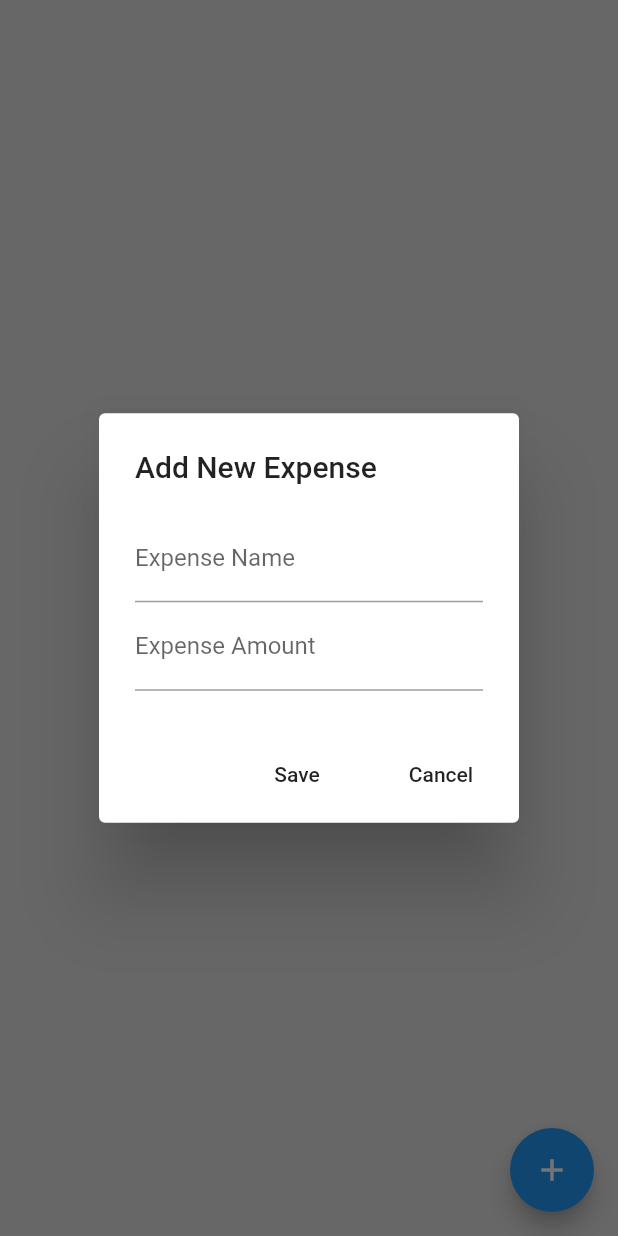
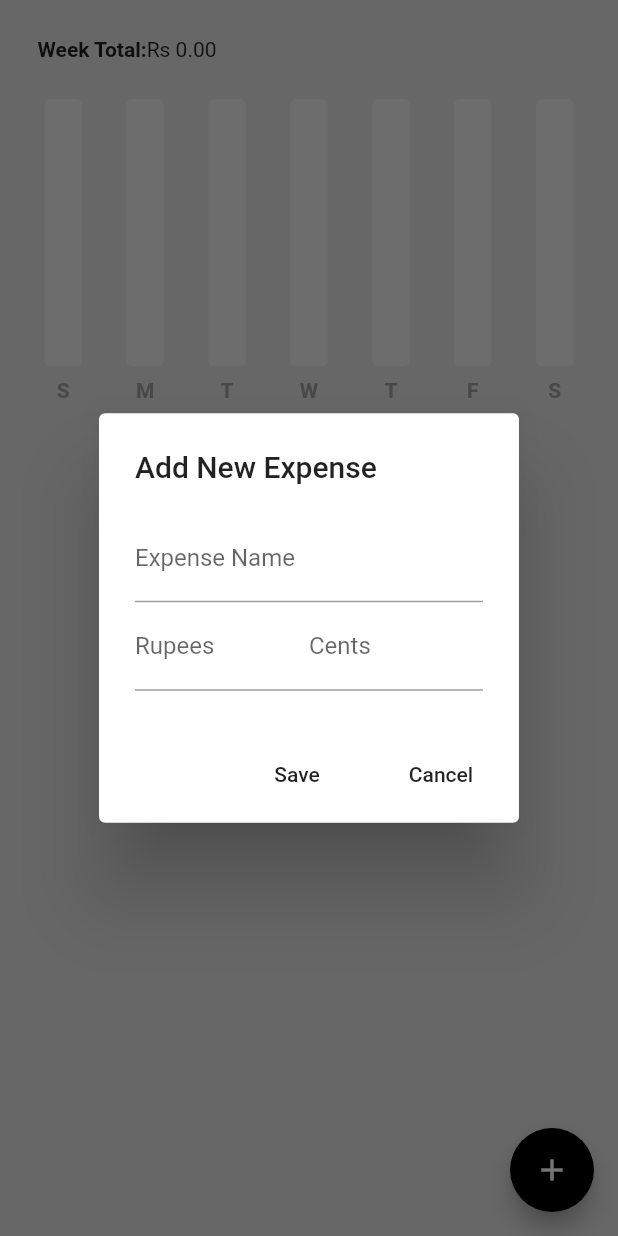
Before and after one commit to rbuwaENG/Expense_Traker, a Flutter app: the screen it shows after launch, after a tap on the "add" icon, on a phone screen of 412 x 824 dp. Run offline on Flutter 3.47's test engine with Material 2 defaults, Android fonts, the phone set to English and light mode, and no system bars; drawn by our look-alikes of fl_chart; our stand-ins replace flutter_slidable, hive_flutter; accounts and stored records are empty.

Commit message:
update code

```diff
--- a/lib/Pages/home_page.dart
+++ b/lib/Pages/home_page.dart
@@ -1,4 +1,6 @@
 import 'package:expense_app/Pages/expense_item.dart';
+import 'package:expense_app/components/expense_summary.dart';
+import 'package:expense_app/components/expense_tile.dart';
 import 'package:expense_app/data/expense_data.dart';
 import 'package:flutter/material.dart';
 import 'package:provider/provider.dart';
@@ -12,7 +14,16 @@ class homePage extends StatefulWidget {
 
 class _homePageState extends State<homePage> {
   final newExpenseNameController = TextEditingController();
-  final newExpenseAmountController = TextEditingController();
+  final newExpenseRupeesAmountController = TextEditingController();
+  final newExpenseCentsAmountController = TextEditingController();
+
+  @override
+  void initState() {
+    super.initState();
+    //read data from hive
+    Provider.of<ExpenseData>(context, listen: false).prepareData();
+  }
+
   void addNewExpense() {
     showDialog(
         context: context,
@@ -27,11 +38,27 @@ class _homePageState extends State<homePage> {
                         labelText: 'Expense Name',
                       ),
                     ),
-                    TextField(
-                      controller: newExpenseAmountController,
+                    Row(
+                      children: [
+                        Expanded(
+                          child: TextField(
+                            controller: newExpenseRupeesAmountController,
+                            keyboardType: TextInputType.number,
                             decoration: InputDecoration(
-                        labelText: 'Expense Amount',
+                              labelText: 'Rupees',
                             ),
+                          ),
+                        ),
+                        Expanded(
+                          child: TextField(
+                            controller: newExpenseCentsAmountController,
+                            keyboardType: TextInputType.number,
+                            decoration: InputDecoration(
+                              labelText: 'Cents',
+                            ),
+                          ),
+                        )
+                      ],
                     ),
                   ],
                 ),
@@ -47,18 +74,40 @@ class _homePageState extends State<homePage> {
                 ]));
   }
 
+  //delete espense
+  void deleteExpense(ExpenseItem expense) {
+    Provider.of<ExpenseData>(context, listen: false).deleteExpense(expense);
+  }
+
   void Save() {
+    if (newExpenseCentsAmountController.text.isNotEmpty &&
+        newExpenseRupeesAmountController.text.isNotEmpty &&
+        newExpenseNameController.text.isNotEmpty) {
+      String amount = newExpenseRupeesAmountController.text +
+          '.' +
+          newExpenseCentsAmountController.text;
       //create a new expense item
       ExpenseItem newExpense = ExpenseItem(
           name: newExpenseNameController.text,
-        amount: newExpenseAmountController.text,
+          amount: amount,
           date: DateTime.now());
-    Provider.of<ExpenseData>(context, listen: false).addNewExpense(newExpense);
+      Provider.of<ExpenseData>(context, listen: false)
+          .addNewExpense(newExpense);
+    }
+
     Navigator.pop(context);
+    clear();
   }
 
   void Cancel() {
     Navigator.pop(context);
+    clear();
+  }
+
+  void clear() {
+    newExpenseNameController.clear();
+    newExpenseRupeesAmountController.clear();
+    newExpenseCentsAmountController.clear();
   }
 
   @override
@@ -68,13 +117,32 @@ class _homePageState extends State<homePage> {
           backgroundColor: Colors.grey[300],
           floatingActionButton: FloatingActionButton(
             onPressed: addNewExpense,
+            backgroundColor: Colors.black,
             child: Icon(Icons.add),
           ),
-          body: ListView.builder(
+          body: ListView(
+            children: [
+              //weekly summery
+              ExpenseSummary(startOfweek: value.startOfWeekDate()),
+
+              //space
+              const SizedBox(
+                height: 20,
+              ),
+              //list of all expense
+              ListView.builder(
+                  shrinkWrap: true,
+                  physics: const NeverScrollableScrollPhysics(),
                   itemCount: value.getAllExpenseList().length,
-              itemBuilder: (context, index) => ListTile(
-                    title: Text(value.getAllExpenseList()[index].name),
-                  ))),
+                  itemBuilder: (context, index) => ExpenseTile(
+                        name: value.getAllExpenseList()[index].name,
+                        amount: value.getAllExpenseList()[index].amount,
+                        date: value.getAllExpenseList()[index].date,
+                        deleteTapped: (p0) =>
+                            deleteExpense(value.getAllExpenseList()[index]),
+                      ))
+            ],
+          )),
     );
   }
 }
--- /dev/null
+++ b/lib/bar graph/bar_data.dart
@@ -0,0 +1,34 @@
+import 'package:expense_app/bar%20graph/individual_bar.dart';
+
+class BarData {
+  final double sunAmount;
+  final double monAmount;
+  final double tueAmount;
+  final double wedAmount;
+  final double thuAmount;
+  final double friAmount;
+  final double satAmount;
+
+  BarData(
+      {required this.sunAmount,
+      required this.monAmount,
+      required this.tueAmount,
+      required this.wedAmount,
+      required this.thuAmount,
+      required this.friAmount,
+      required this.satAmount});
+
+  List<IndividualBar> barData = [];
+
+  void initializeBarData() {
+    barData = [
+      IndividualBar(x: 0, y: sunAmount),
+      IndividualBar(x: 1, y: monAmount),
+      IndividualBar(x: 2, y: tueAmount),
+      IndividualBar(x: 3, y: wedAmount),
+      IndividualBar(x: 4, y: thuAmount),
+      IndividualBar(x: 5, y: friAmount),
+      IndividualBar(x: 6, y: satAmount),
+    ];
+  }
+}
--- /dev/null
+++ b/lib/bar graph/bar_graph.dart
@@ -0,0 +1,104 @@
+import 'package:expense_app/bar%20graph/bar_data.dart';
+import 'package:fl_chart/fl_chart.dart';
+import 'package:flutter/material.dart';
+
+class MyBarGraph extends StatelessWidget {
+  final double? maxY;
+  final double sunAmount;
+  final double monAmount;
+  final double tueAmount;
+  final double wedAmount;
+  final double thuAmount;
+  final double friAmount;
+  final double satAmount;
+
+  const MyBarGraph({
+    super.key,
+    required this.maxY,
+    required this.sunAmount,
+    required this.monAmount,
+    required this.tueAmount,
+    required this.wedAmount,
+    required this.thuAmount,
+    required this.friAmount,
+    required this.satAmount,
+  });
+
+  @override
+  Widget build(BuildContext context) {
+    //initialize the bar data
+    BarData mybarData = BarData(
+      sunAmount: sunAmount,
+      monAmount: monAmount,
+      tueAmount: tueAmount,
+      wedAmount: wedAmount,
+      thuAmount: thuAmount,
+      friAmount: friAmount,
+      satAmount: satAmount,
+    );
+    mybarData.initializeBarData();
+    return BarChart(BarChartData(
+        maxY: 100,
+        minY: 0,
+        titlesData: FlTitlesData(
+          show: true,
+          topTitles: AxisTitles(sideTitles: SideTitles(showTitles: false)),
+          leftTitles: AxisTitles(sideTitles: SideTitles(showTitles: false)),
+          rightTitles: AxisTitles(sideTitles: SideTitles(showTitles: false)),
+          bottomTitles: AxisTitles(
+              sideTitles: SideTitles(
+            showTitles: true,
+            getTitlesWidget: getBottomTiles,
+          )),
+        ),
+        gridData: FlGridData(show: false),
+        borderData: FlBorderData(show: false),
+        barGroups: mybarData.barData
+            .map((data) => BarChartGroupData(x: data.x, barRods: [
+                  BarChartRodData(
+                      toY: data.y,
+                      color: Colors.grey[800],
+                      width: 25,
+                      borderRadius: BorderRadius.circular(4),
+                      backDrawRodData: BackgroundBarChartRodData(
+                        show: true,
+                        toY: maxY,
+                        color: Colors.grey[200],
+                      ))
+                ]))
+            .toList()));
+  }
+}
+
+Widget getBottomTiles(double value, TitleMeta meta) {
+  const style =
+      TextStyle(fontSize: 14, color: Colors.grey, fontWeight: FontWeight.bold);
+  Widget text;
+  switch (value.toInt()) {
+    case 0:
+      text = Text('S', style: style);
+      break;
+    case 1:
+      text = Text('M', style: style);
+      break;
+    case 2:
+      text = Text('T', style: style);
+      break;
+    case 3:
+      text = Text('W', style: style);
+      break;
+    case 4:
+      text = Text('T', style: style);
+      break;
+    case 5:
+      text = Text('F', style: style);
+      break;
+    case 6:
+      text = Text('S', style: style);
+      break;
+    default:
+      text = Text('', style: style);
+  }
+
+  return SideTitleWidget(child: text, axisSide: meta.axisSide);
+}
--- /dev/null
+++ b/lib/bar graph/individual_bar.dart
@@ -0,0 +1,6 @@
+class IndividualBar {
+  final int x;
+  final double y;
+
+  IndividualBar({required this.x, required this.y});
+}
--- /dev/null
+++ b/lib/components/expense_summary.dart
@@ -0,0 +1,121 @@
+import 'package:expense_app/bar%20graph/bar_graph.dart';
+import 'package:expense_app/data/expense_data.dart';
+import 'package:expense_app/datetime/date_time_helper.dart';
+import 'package:flutter/material.dart';
+import 'package:provider/provider.dart';
+
+class ExpenseSummary extends StatelessWidget {
+  final DateTime startOfweek;
+  const ExpenseSummary({super.key, required this.startOfweek});
+
+  //calculate max amount in bar graph
+  double calculateMaxAmount(
+      ExpenseData value,
+      String sunday,
+      String monday,
+      String tuesday,
+      String wednesday,
+      String thursday,
+      String friday,
+      String saturday) {
+    double? max = 100;
+
+    List<double> values = [
+      value.calculateDailyExpenseSummary()[sunday] ?? 0,
+      value.calculateDailyExpenseSummary()[monday] ?? 0,
+      value.calculateDailyExpenseSummary()[tuesday] ?? 0,
+      value.calculateDailyExpenseSummary()[wednesday] ?? 0,
+      value.calculateDailyExpenseSummary()[thursday] ?? 0,
+      value.calculateDailyExpenseSummary()[friday] ?? 0,
+      value.calculateDailyExpenseSummary()[saturday] ?? 0,
+    ];
+
+    //sort from smallest to largest
+    values.sort();
+
+    max = values.last * 1.1;
+
+    return max == 0 ? 100 : max;
+  }
+
+  //canculate the week total
+  String calculateWeekTotal(
+      ExpenseData value,
+      String sunday,
+      String monday,
+      String tuesday,
+      String wednesday,
+      String thursday,
+      String friday,
+      String saturday) {
+    List<double> values = [
+      value.calculateDailyExpenseSummary()[sunday] ?? 0,
+      value.calculateDailyExpenseSummary()[monday] ?? 0,
+      value.calculateDailyExpenseSummary()[tuesday] ?? 0,
+      value.calculateDailyExpenseSummary()[wednesday] ?? 0,
+      value.calculateDailyExpenseSummary()[thursday] ?? 0,
+      value.calculateDailyExpenseSummary()[friday] ?? 0,
+      value.calculateDailyExpenseSummary()[saturday] ?? 0,
+    ];
+
+    double total = 0;
+    for (int i = 0; i < values.length; i++) {
+      total += values[i];
+    }
+
+    return total.toStringAsFixed(2);
+  }
+
+  @override
+  Widget build(BuildContext context) {
+    String sunday =
+        convertDateTimeToString(startOfweek.add(const Duration(days: 0)));
+    String monday =
+        convertDateTimeToString(startOfweek.add(const Duration(days: 1)));
+    String tuesday =
+        convertDateTimeToString(startOfweek.add(const Duration(days: 2)));
+    String wednesday =
+        convertDateTimeToString(startOfweek.add(const Duration(days: 3)));
+    String thursday =
+        convertDateTimeToString(startOfweek.add(const Duration(days: 4)));
+    String friday =
+        convertDateTimeToString(startOfweek.add(const Duration(days: 5)));
+    String saturday =
+        convertDateTimeToString(startOfweek.add(const Duration(days: 6)));
+    return Consumer<ExpenseData>(
+      builder: (context, value, child) => Column(
+        children: [
+          //week total
+          Padding(
+            padding: const EdgeInsets.all(25.0),
+            child: Row(
+              children: [
+                Text('Week Total:',
+                    style: TextStyle(
+                      fontWeight: FontWeight.bold,
+                    )),
+                Text('Rs ' +
+                    calculateWeekTotal(value, sunday, monday, tuesday,
+                        wednesday, thursday, friday, saturday)),
+              ],
+            ),
+          ),
+
+          SizedBox(
+            height: 200,
+            child: MyBarGraph(
+              maxY: 100,
+              sunAmount: value.calculateDailyExpenseSummary()[sunday] ?? 0,
+              monAmount: value.calculateDailyExpenseSummary()[monday] ?? 0,
+              tueAmount: value.calculateDailyExpenseSummary()[tuesday] ?? 0,
+              wedAmount: value.calculateDailyExpenseSummary()[wednesday] ?? 0,
+              thuAmount: value.calculateDailyExpenseSummary()[thursday] ?? 0,
+              friAmount: value.calculateDailyExpenseSummary()[friday] ?? 0,
+              satAmount: value.calculateDailyExpenseSummary()[saturday] ?? 0,
+            ),
+          ),
+        ],
+      ),
+    );
+  }
+}
--- /dev/null
+++ b/lib/components/expense_tile.dart
@@ -0,0 +1,42 @@
+import 'package:flutter/material.dart';
+import 'package:flutter_slidable/flutter_slidable.dart';
+
+class ExpenseTile extends StatelessWidget {
+  final String name;
+  final String amount;
+  final DateTime date;
+  void Function(BuildContext)? deleteTapped;
+
+  ExpenseTile({
+    super.key,
+    required this.name,
+    required this.amount,
+    required this.date,
+    required this.deleteTapped,
+  });
+
+  @override
+  Widget build(BuildContext context) {
+    return Slidable(
+        endActionPane: ActionPane(
+          motion: const StretchMotion(),
+          children: [
+            SlidableAction(
+              onPressed: deleteTapped,
+              icon: Icons.delete,
+              backgroundColor: Colors.red,
+              borderRadius: BorderRadius.circular(4),
+            ),
+          ],
+        ),
+        child: ListTile(
+          title: Text(name),
+          subtitle: Text(date.day.toString() +
+              '/' +
+              date.month.toString() +
+              '/' +
+              date.year.toString()),
+          trailing: Text('Rs ' + amount),
+        ));
+  }
+}
--- a/lib/data/expense_data.dart
+++ b/lib/data/expense_data.dart
@@ -1,4 +1,5 @@
 import 'package:expense_app/Pages/expense_item.dart';
+import 'package:expense_app/data/hive_database.dart';
 import 'package:expense_app/datetime/date_time_helper.dart';
 import 'package:flutter/material.dart';
 
@@ -11,14 +12,26 @@ class ExpenseData extends ChangeNotifier {
     return overallExpenseList;
   }
 
+  final db = HiveDatabase();
+  //prepare data to display
+  void prepareData() {
+    if (db.readData().isNotEmpty) {
+      overallExpenseList = db.readData();
+    }
+  }
+
   //add new expense
   void addNewExpense(ExpenseItem newExpense) {
     overallExpenseList.add(newExpense);
+    notifyListeners();
+    db.saveData(overallExpenseList);
   }
 
   //delete expense
   void deleteExpense(ExpenseItem expense) {
     overallExpenseList.remove(expense);
+    notifyListeners();
+    db.saveData(overallExpenseList);
   }
 
   //get weekday from a dataTime object
--- /dev/null
+++ b/lib/data/hive_database.dart
@@ -0,0 +1,41 @@
+import 'package:expense_app/Pages/expense_item.dart';
+import 'package:hive_flutter/hive_flutter.dart';
+
+class HiveDatabase {
+  //refrence our box
+  final _myBox = Hive.box('expense_databse');
+
+  // weite data to hive
+  void saveData(List<ExpenseItem> allExpense) {
+    List<List<dynamic>> allExpensesFormatted = [];
+    for (var expense in allExpense) {
+      List<dynamic> expenseFormatted = [
+        expense.name,
+        expense.amount,
+        expense.date,
+      ];
+      allExpensesFormatted.add(expenseFormatted);
+    }
+    _myBox.put('all_expense', allExpensesFormatted);
+  }
+  //read data from hive
+
+  List<ExpenseItem> readData() {
+    List savedExpenses = _myBox.get('all_expense') ?? [];
+    List<ExpenseItem> allExpense = [];
+
+    for (int i = 0; i < savedExpenses.length; i++) {
+      String name = savedExpenses[i][0];
+      String amount = savedExpenses[i][1];
+      DateTime date = savedExpenses[i][2];
+
+      //expense item
+      ExpenseItem expenseItem =
+          ExpenseItem(name: name, amount: amount, date: date);
+
+      //add to list
+      allExpense.add(expenseItem);
+    }
+    return allExpense;
+  }
+}
--- a/lib/main.dart
+++ b/lib/main.dart
@@ -1,9 +1,15 @@
 import 'package:expense_app/Pages/home_page.dart';
 import 'package:expense_app/data/expense_data.dart';
 import 'package:flutter/material.dart';
+import 'package:hive_flutter/hive_flutter.dart';
 import 'package:provider/provider.dart';
 
-void main() {
+void main() async {
+  //initialize hive
+  await Hive.initFlutter();
+  // open a hive box
+  await Hive.openBox('expense_databse');
+
   runApp(const MyApp());
 }
 
```
Lines whose indentation alone changed are shown as unchanged.
